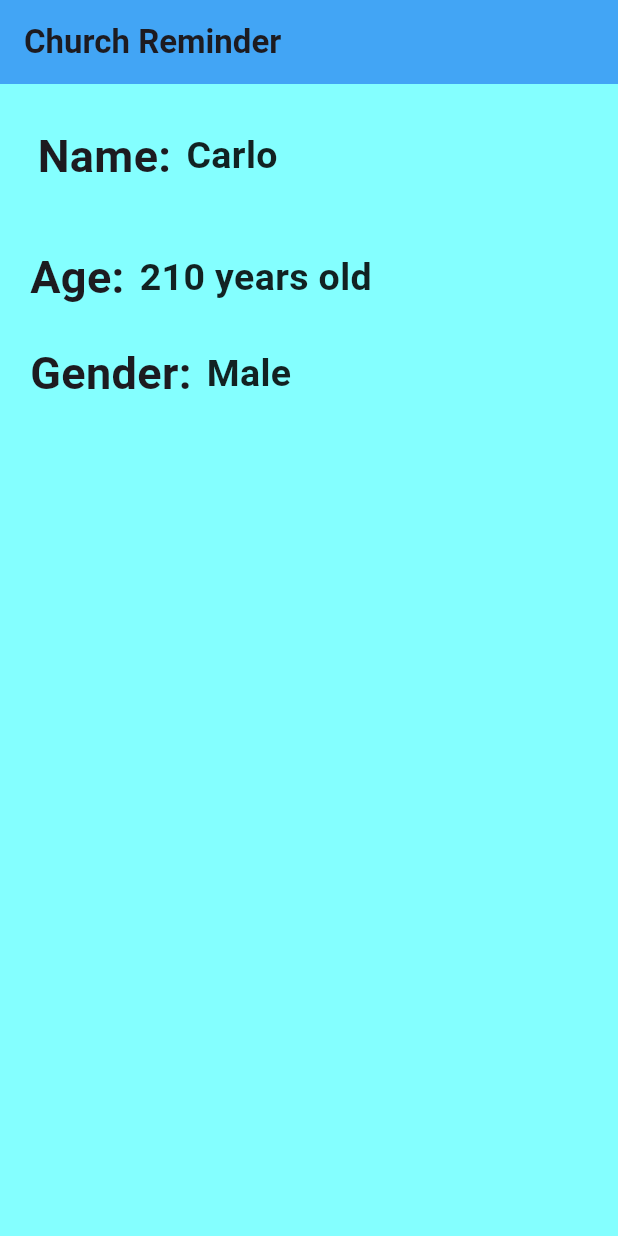
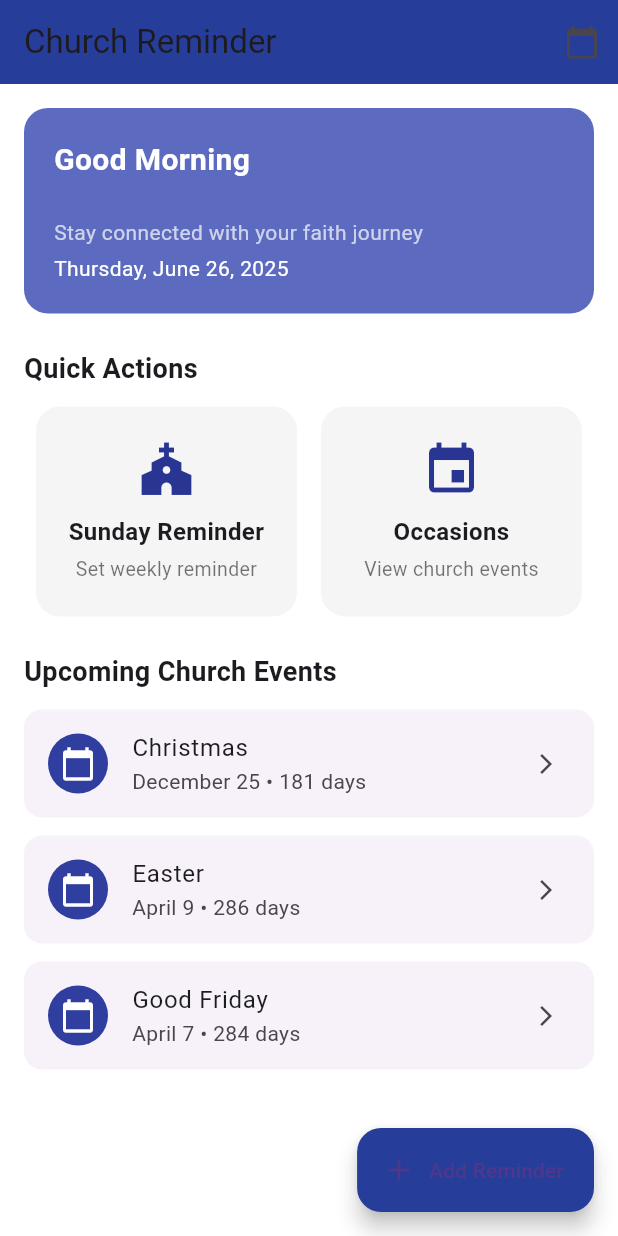
Before and after one commit to carlo10101010/Church-Reminder, a Flutter app: the screen it shows after launch, on a phone screen of 412 x 824 dp. Run offline on Flutter 3.47's test engine with Material 3 defaults, Android fonts, the phone set to English and light mode, and no system bars.

Commit message:
UI Layout 2 - Dashboard

```diff
--- a/lib/main.dart
+++ b/lib/main.dart
@@ -1,105 +1,195 @@
 import 'package:flutter/material.dart';
 
-void main() {
-  runApp(MaterialApp(
-    home: Scaffold(
-      backgroundColor: Colors.cyanAccent[100],
+void main() => runApp(ChurchReminderApp());
+
+class ChurchReminderApp extends StatelessWidget {
+  @override
+  Widget build(BuildContext context) {
+    return MaterialApp(
+      title: 'Church Reminder',
+      home: HomeScreen(),
+      debugShowCheckedModeBanner: false,
+    );
+  }
+}
+
+class HomeScreen extends StatelessWidget {
+  final Color primaryColor = Color(0xFF263D9A); // Navy blue
+
+  @override
+  Widget build(BuildContext context) {
+    return Scaffold(
+      backgroundColor: Colors.white,
       appBar: AppBar(
-        title: const Text(
-          'Church Reminder',
-          style: TextStyle(fontWeight: FontWeight.bold),
+        backgroundColor: primaryColor,
+        title: Text('Church Reminder'),
+        actions: [
+          IconButton(
+            icon: Icon(Icons.calendar_today),
+            onPressed: () {},
+          )
+        ],
       ),
-        backgroundColor: Colors.blue[400],
-      ),
-      body: Column(
+      body: SingleChildScrollView(
+        child: Padding(
+          padding: const EdgeInsets.all(16.0),
+          child: Column(
             crossAxisAlignment: CrossAxisAlignment.start,
             children: [
-
+              // Good Morning Card
               Container(
-            margin: const EdgeInsets.all(25),
-            child: Row(
+                width: double.infinity,
+                padding: EdgeInsets.all(20),
+                decoration: BoxDecoration(
+                  color: Colors.indigo[400],
+                  borderRadius: BorderRadius.circular(16),
+                ),
+                child: Column(
+                  crossAxisAlignment: CrossAxisAlignment.start,
                   children: [
-                const Text(
-                  'Name:',
-                  style: TextStyle(
-                    fontSize: 30,
-                    fontWeight: FontWeight.bold,
+                  Text(
+                  'Good Morning',
+                  style: TextStyle(fontSize: 20, fontWeight: FontWeight.bold, color: Colors.white),
+                ),
+                SizedBox(height: 24),
+                  Text(
+                    'Stay connected with your faith journey',
+                    style: TextStyle(color: Colors.white70),
+                  ),
+                  SizedBox(height: 4),
+                  Text(
+                    'Thursday, June 26, 2025',
+                    style: TextStyle(color: Colors.white),
+                  ),
+                  ],
                 ),
               ),
-                Container(
-                  padding:
-                  const EdgeInsets.symmetric(vertical: 5, horizontal: 10),
-                  child: const Text(
-                    'Carlo',
-                    style: TextStyle(
-                      fontSize: 25,
-                      fontWeight: FontWeight.w600,
-                      color: Colors.black87,
+
+              SizedBox(height: 24),
+
+              // Quick Actions
+              Text("Quick Actions", style: TextStyle(fontSize: 18, fontWeight: FontWeight.bold)),
+              SizedBox(height: 12),
+              Row(
+                mainAxisAlignment: MainAxisAlignment.center, // Center the buttons horizontally
+                children: [
+                  Expanded(
+                    child: Padding(
+                      padding: const EdgeInsets.symmetric(horizontal: 8.0),  // Same margin on both sides
+                      child: ActionCard(
+                        icon: Icons.church,
+                        label: 'Sunday Reminder',
+                        subLabel: 'Set weekly reminder',
+                        iconSize: 40,
+                        height: 140,
+                      ),
+                    ),
+                  ),
+                  Expanded(
+                    child: Padding(
+                      padding: const EdgeInsets.symmetric(horizontal: 8.0),  // Same margin on both sides
+                      child: ActionCard(
+                        icon: Icons.event,
+                        label: 'Occasions',
+                        subLabel: 'View church events',
+                        iconSize: 40,
+                        height: 140,
                       ),
                     ),
                   ),
                 ],
               ),
+
+              SizedBox(height: 24),
+
+              // Upcoming Events
+              Text("Upcoming Church Events", style: TextStyle(fontSize: 18, fontWeight: FontWeight.bold)),
+              SizedBox(height: 12),
+              EventItem(title: 'Christmas', date: 'December 25', daysLeft: 181),
+              EventItem(title: 'Easter', date: 'April 9', daysLeft: 286),
+              EventItem(title: 'Good Friday', date: 'April 7', daysLeft: 284),
+            ],
           ),
-
-          Container(
-            margin: const EdgeInsets.symmetric(vertical: 10, horizontal: 20),
-            child: Row(
-              children: [
-                const Text(
-                  'Age:',
-                  style: TextStyle(
-                    fontSize: 30,
-                    fontWeight: FontWeight.bold,
         ),
       ),
 
-                Container(
-                  padding:
-                  const EdgeInsets.symmetric(vertical: 5, horizontal: 10),
-                  child: const Text(
-                    '210 years old',
-                    style: TextStyle(
-                      fontSize: 25,
-                      fontWeight: FontWeight.w600,
-                      color: Colors.black87,
+      // Add Reminder Button
+      floatingActionButton: FloatingActionButton.extended(
+        onPressed: () {},
+        label: Text('Add Reminder'),
+        icon: Icon(Icons.add),
+        backgroundColor: primaryColor,
       ),
+    );
+  }
+}
+
+// COMPONENTS
+
+class ActionCard extends StatelessWidget {
+  final IconData icon;
+  final String label;
+  final String subLabel;
+  final double iconSize;
+  final double height;
+
+  const ActionCard({
+    required this.icon,
+    required this.label,
+    required this.subLabel,
+    this.iconSize = 28,
+    this.height = 100,
+  });
+
+  @override
+  Widget build(BuildContext context) {
+    return Container(
+      height: height,
+      padding: EdgeInsets.all(16),
+      decoration: BoxDecoration(
+        color: Colors.grey[100],
+        borderRadius: BorderRadius.circular(16),
       ),
-                ),
+      child: Column(
+        mainAxisAlignment: MainAxisAlignment.center,
+        children: [
+          Icon(icon, size: iconSize, color: Colors.indigo[800]),
+          SizedBox(height: 10),
+          Text(label,
+              textAlign: TextAlign.center,
+              style: TextStyle(fontSize: 16, fontWeight: FontWeight.bold)),
+          SizedBox(height: 4),
+          Text(subLabel,
+              textAlign: TextAlign.center,
+              style: TextStyle(fontSize: 13, color: Colors.black54)),
         ],
       ),
+    );
+  }
+}
+
+class EventItem extends StatelessWidget {
+  final String title;
+  final String date;
+  final int daysLeft;
+
+  const EventItem({required this.title, required this.date, required this.daysLeft});
+
+  @override
+  Widget build(BuildContext context) {
+    return Card(
+      elevation: 0,
+      margin: EdgeInsets.only(bottom: 12),
+      child: ListTile(
+        leading: CircleAvatar(
+          backgroundColor: Colors.indigo[700],
+          child: Icon(Icons.calendar_today, color: Colors.white),
         ),
-
-          Container(
-            margin: const EdgeInsets.fromLTRB(20, 8, 20, 4),
-            child: Row(
-              children: [
-                const Text(
-                  'Gender:',
-                  style: TextStyle(
-                    fontSize: 30,
-                    fontWeight: FontWeight.bold,
+        title: Text(title),
+        subtitle: Text('$date • $daysLeft days'),
+        trailing: Icon(Icons.arrow_forward_ios, size: 16),
+        onTap: () {},
       ),
-                ),
-
-                Container(
-                  padding:
-                  const EdgeInsets.symmetric(vertical: 5, horizontal: 10),
-                  child: const Text(
-                    'Male',
-                    style: TextStyle(
-                      fontSize: 25,
-                      fontWeight: FontWeight.w600,
-                      color: Colors.black87,
-                    ),
-                  ),
-                ),
-              ],
-            ),
-          ),
-
-        ],
-      ),
-    ),
-  ));
+    );
   }
+}
```
Lines whose indentation alone changed are shown as unchanged.
